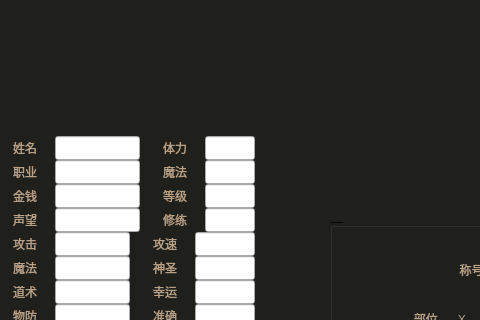
Before: the Qt Designer form code/mirror/role.ui in simon0xia/mirror, drawn with Qt 5; both pictures show x 0 to 480 and y 172 to 492 of the 942 by 577 pixel window.
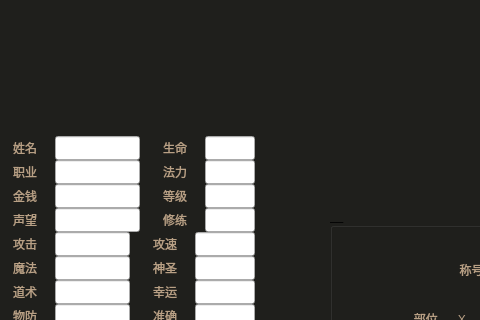
After: the same form once the commit is applied. Icons and pictures are not drawn.

The edit to the form file:
```diff
--- a/code/mirror/role.ui
+++ b/code/mirror/role.ui
@@ -1414,7 +1414,7 @@
     <string notr="true">color: rgb(184,160,133);</string>
    </property>
    <property name="text">
-    <string>体力</string>
+    <string>生命</string>
    </property>
    <property name="alignment">
     <set>Qt::AlignCenter</set>
@@ -1494,7 +1494,7 @@
     <string notr="true">color: rgb(184,160,133);</string>
    </property>
    <property name="text">
-    <string>魔法</string>
+    <string>法力</string>
    </property>
    <property name="alignment">
     <set>Qt::AlignCenter</set>
```
